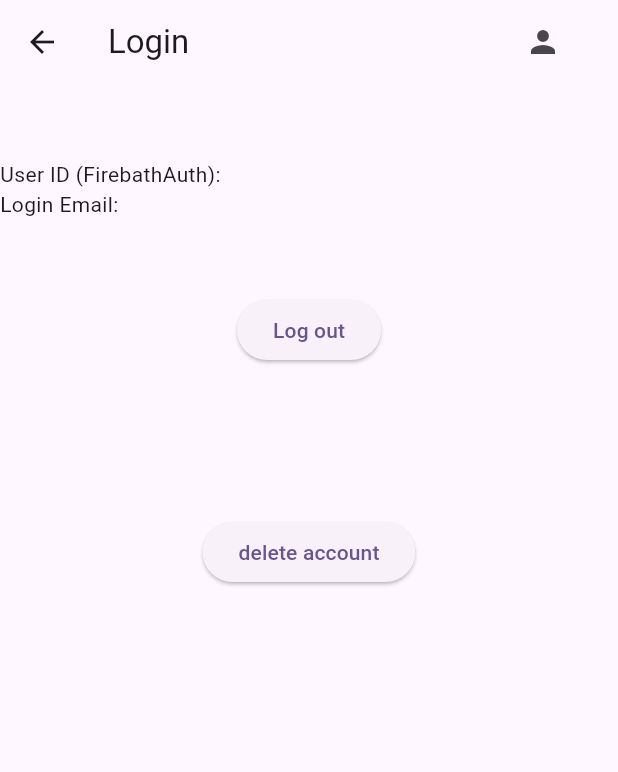
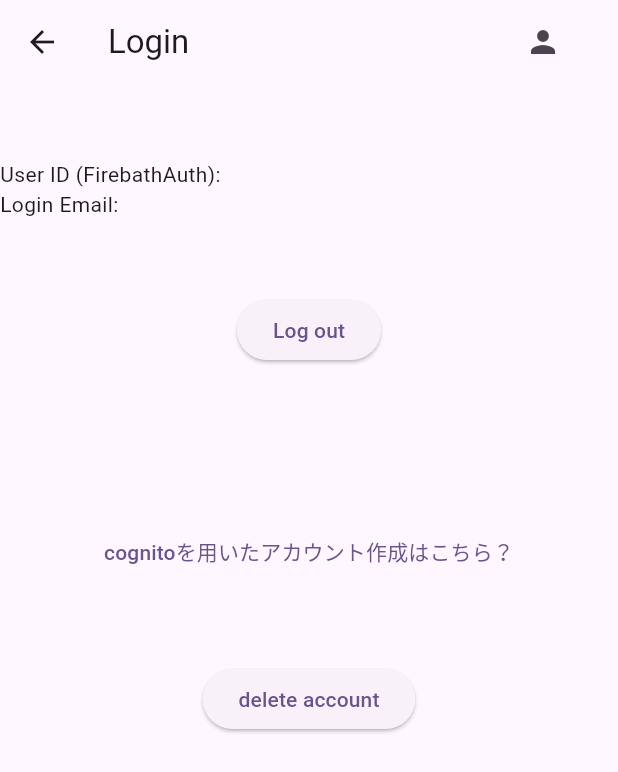
Before and after one commit to AbashAnewAunty/pokemon-library, a Flutter app: the screen it shows once a user with an empty profile is signed in, after a tap on the "person" icon, on a phone screen of 412 x 824 dp. Shown: the top 772 px of the screen. Run offline on Flutter 3.47's test engine with Material 2 defaults, Android fonts, the phone set to English and light mode, and no system bars; our stand-ins replace cached_network_image, firebase_auth, firebase_core, fl_chart, flutter_riverpod, freezed_annotation and 2 more; accounts and stored records are empty; network calls fail; statements that could not run were skipped.

Commit message:
amazon cognito を用いたサインインページへの導線実装

```diff
--- a/lib/views/login_page.dart
+++ b/lib/views/login_page.dart
@@ -2,6 +2,7 @@ import 'package:flutter/material.dart';
 import 'package:flutter_riverpod/flutter_riverpod.dart';
 import 'package:pokemon_library/views/sign_up_page.dart';
 import 'package:pokemon_library/views/views_common/password_text_field.dart';
+import 'package:url_launcher/url_launcher.dart';
 
 import '../models/repositories/user_repository.dart';
 
@@ -101,6 +102,13 @@ class LoginPage extends ConsumerWidget {
                   child: const Text("アカウントが無い方はこちらから"),
                 ),
               const SizedBox(height: 50),
+              TextButton(
+                onPressed: () {
+                  launchUrl(Uri.parse("https://hogehogehoga.auth.us-east-1.amazoncognito.com/oauth2/authorize?client_id=7ihbbu2mvi78efu0g57epsobpa&response_type=code&scope=email+openid+phone&redirect_uri=https%3A%2F%2Fpokomon-library.web.app"));
+                },
+                child: const Text("cognitoを用いたアカウント作成はこちら？"),
+              ),
+              const SizedBox(height: 50),
               if (user != null)
                 ElevatedButton(
                   onPressed: () async {
--- a/pubspec.yaml
+++ b/pubspec.yaml
@@ -46,6 +46,7 @@ dependencies:
   firebase_core: ^2.17.0
   firebase_auth: ^4.10.1
   shared_preferences: ^2.2.2
+  url_launcher: ^6.1.14
 
 dev_dependencies:
   flutter_test:
```
Also changed, not shown: pubspec.lock, 5 other files.
